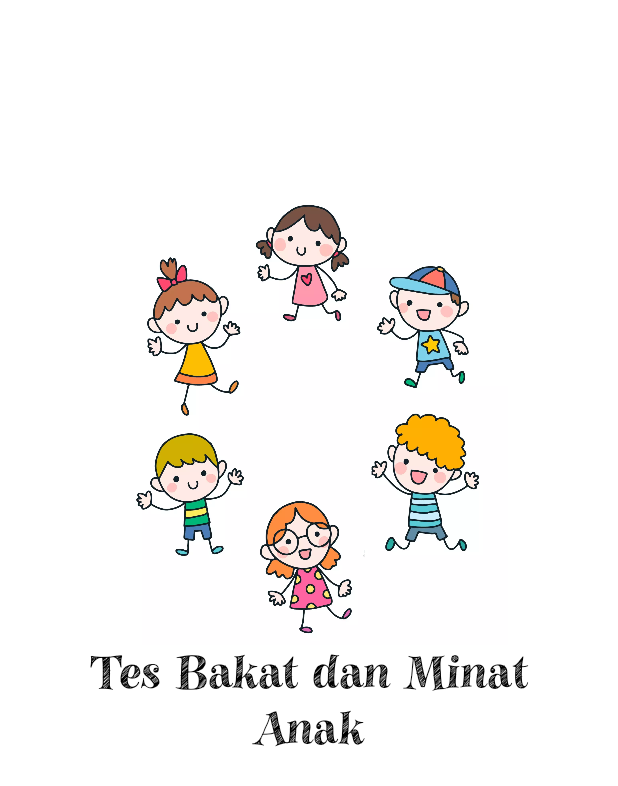
After one commit to idn99/Aplikasi-Minat-Anak-, an Android app: the SplashScreen screen opened directly, with no data from a screen before it, on a phone screen of 412 x 824 dp. The commit adds this screen. Shown: the top 786 px of the screen. Run offline under Robolectric (Android 15) with nearby library versions, the phone set to English and light mode, and no system bars.

Commit message:
v1.1 : add Splash Screen and icon

```diff
--- a/app/src/main/java/com/idn99/project/bakatdanminatanak/Result.java
+++ b/app/src/main/java/com/idn99/project/bakatdanminatanak/Result.java
@@ -31,10 +31,9 @@ public class Result extends AppCompatActivity {
 
         inisial();
 
-        Bundle bundle = getIntent().getExtras();
-        Karakter karakter = bundle.getParcelable("result");
+        Karakter karakter = getIntent().getParcelableExtra("result");
 
-        layout.setBackground(getDrawable(karakter.getWarnaKarater()));
+        layout.setBackgroundColor(karakter.getWarnaKarater());
         imgKar.setImageResource(karakter.getGambararakter());
         tvNamaUmur.setText(karakter.getNama()+" - "+karakter.getUmur()+" Tahun");
         tvKep.setText(karakter.getKepribadian());
--- /dev/null
+++ b/app/src/main/java/com/idn99/project/bakatdanminatanak/SplashScreen.java
@@ -0,0 +1,26 @@
+package com.idn99.project.bakatdanminatanak;
+
+import androidx.appcompat.app.AppCompatActivity;
+
+import android.content.Intent;
+import android.os.Bundle;
+import android.os.Handler;
+
+public class SplashScreen extends AppCompatActivity {
+
+    private int SPLASH_DISPLAY_LENGTH = 3000;
+    @Override
+    protected void onCreate(Bundle savedInstanceState) {
+        super.onCreate(savedInstanceState);
+        setContentView(R.layout.activity_splash_screen);
+
+        new Handler().postDelayed(new Runnable(){
+            @Override
+            public void run() {
+                Intent intent = new Intent(getApplicationContext(), HalamanAwal.class);
+                finish();
+                startActivity(intent);
+            }
+        }, SPLASH_DISPLAY_LENGTH);
+    }
+}
--- a/app/src/main/res/layout/activity_result.xml
+++ b/app/src/main/res/layout/activity_result.xml
@@ -11,7 +11,6 @@
         android:layout_width="match_parent"
         android:layout_height="wrap_content"
         android:padding="20dp"
-        android:background="@color/biru"
         >
 
         <LinearLayout
--- /dev/null
+++ b/app/src/main/res/layout/activity_splash_screen.xml
@@ -0,0 +1,31 @@
+<?xml version="1.0" encoding="utf-8"?>
+<LinearLayout xmlns:android="http://schemas.android.com/apk/res/android"
+    xmlns:app="http://schemas.android.com/apk/res-auto"
+    xmlns:tools="http://schemas.android.com/tools"
+    android:layout_width="match_parent"
+    android:layout_height="match_parent"
+    tools:context=".SplashScreen"
+    android:orientation="vertical"
+    android:background="@color/white"
+    android:padding="50dp">
+
+
+    <ImageView
+        android:layout_width="300dp"
+        android:layout_height="300dp"
+        android:src="@drawable/ss"
+        android:layout_gravity="center"
+        android:layout_marginTop="80dp"
+        />
+
+    <TextView
+        android:layout_width="match_parent"
+        android:layout_height="wrap_content"
+        android:text="Tes Bakat dan Minat Anak"
+        android:textSize="30sp"
+        android:textColor="@color/black"
+        android:fontFamily="@font/gavabon"
+        android:textAlignment="center"
+        android:gravity="center_horizontal" />
+
+</LinearLayout>
--- a/app/src/main/res/values/styles.xml
+++ b/app/src/main/res/values/styles.xml
@@ -4,7 +4,14 @@
     <style name="AppTheme" parent="Theme.AppCompat.Light.DarkActionBar">
         <!-- Customize your theme here. -->
         <item name="colorPrimary">@color/colorPrimary</item>
-        <item name="colorPrimaryDark">@color/colorPrimaryDark</item>
+        <item name="colorPrimaryDark">@color/colorPrimary</item>
+        <item name="colorAccent">@color/colorAccent</item>
+    </style>
+
+    <style name="SplashScreen" parent="Theme.AppCompat.Light.NoActionBar">
+        <!-- Customize your theme here. -->
+        <item name="colorPrimary">@color/colorPrimary</item>
+        <item name="colorPrimaryDark">@color/white</item>
         <item name="colorAccent">@color/colorAccent</item>
     </style>
 
```
Also changed, not shown: app/src/main/AndroidManifest.xml (+10 -6 lines), app/src/main/java/com/idn99/project/bakatdanminatanak/MainActivity.java (+9 -8 lines), app/src/main/res/drawable/chol.png (deleted), app/src/main/res/drawable/chol.webp (added), app/src/main/res/drawable/mel.png (deleted), app/src/main/res/drawable/mel.webp (added), app/src/main/res/drawable/pleg.png (deleted), app/src/main/res/drawable/pleg.webp (added), app/src/main/res/drawable/sang.png (deleted), app/src/main/res/drawable/sang.webp (added), app/src/main/res/drawable/ss.webp (added).
